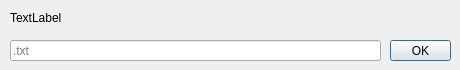
Old version of the form gui/dialog.ui in the repository wddcbfree/MiniWord-4th-Semester.
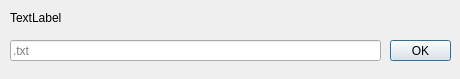
New version of the form.

Diff of the .ui file:
```diff
--- a/gui/dialog.ui
+++ b/gui/dialog.ui
@@ -7,7 +7,7 @@
     <x>0</x>
     <y>0</y>
     <width>460</width>
-    <height>70</height>
+    <height>79</height>
    </rect>
   </property>
   <property name="windowTitle">
```
